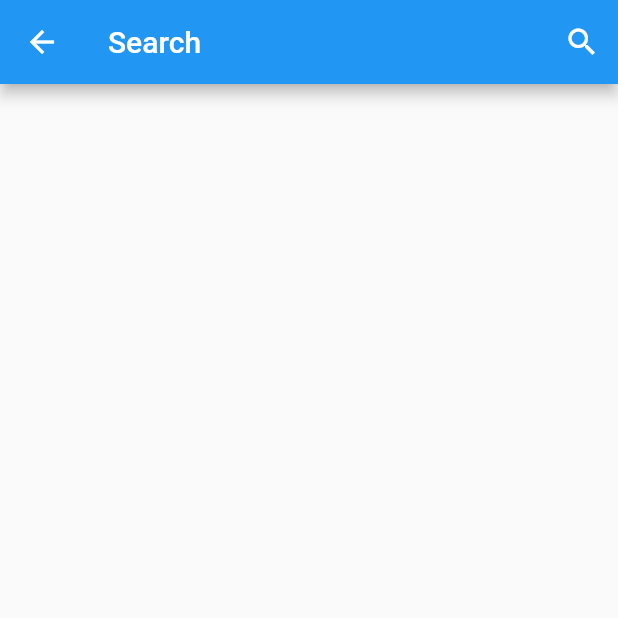
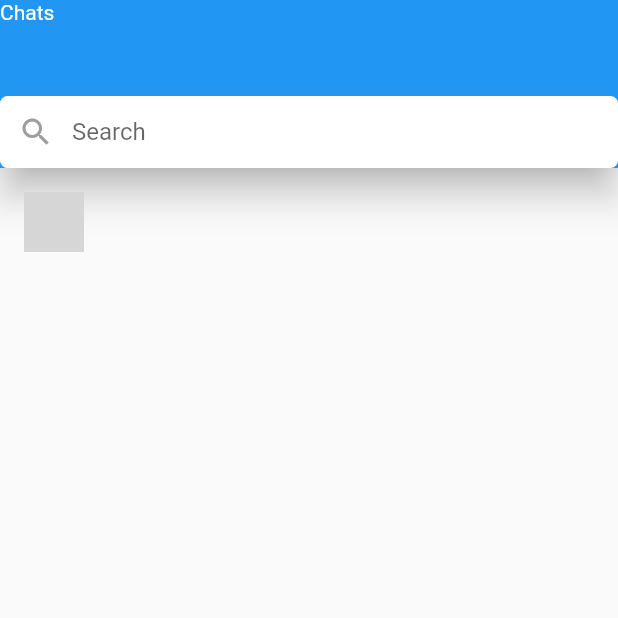
Before and after one commit to juzuli/ContactApp, a Flutter app: the ChatPage screen opened directly, on a phone screen of 412 x 824 dp, the top half of it. Run offline on Flutter 3.47's test engine with Material 2 defaults, Android fonts, the phone set to English and light mode, and no system bars; our stand-ins replace bloc, equatable, firebase_auth, firebase_core, flutter_bloc, fluttertoast and 1 more; accounts and stored records are empty; network calls fail; grey boxes are pictures that could not be loaded.

Commit message:
UI portions completed

```diff
--- a/lib/src/pages/chatPage.dart
+++ b/lib/src/pages/chatPage.dart
@@ -1,3 +1,4 @@
+import 'package:contact_app/src/pages/messages.dart';
 import 'package:flutter/material.dart';
 
 class ChatPage extends StatefulWidget {
@@ -12,16 +13,48 @@ class _ChatPageState extends State<ChatPage> {
   Widget build(BuildContext context) {
     return Scaffold(
       appBar: AppBar(
-        title: const Text('Search'),
-        actions: [
-          IconButton(
-            icon: const Icon(Icons.search),
-            onPressed: (){
-            },
+        elevation: 10,
+        leading: const Text('Chats'),
+        centerTitle: true,
+        bottom: PreferredSize(
+          preferredSize: const Size.fromHeight(56),
+          child: TextField(
+            decoration: InputDecoration(
+              hintText: 'Search',
+              prefixIconColor: Colors.grey,
+              prefixIcon: IconButton(
+                icon: const Icon(Icons.search),
+                onPressed: () {},
+              ),
+              border: OutlineInputBorder(
+                  borderRadius: BorderRadius.circular(5),
+                  borderSide: BorderSide.none),
+              contentPadding: EdgeInsets.zero,
+              filled: true,
+              fillColor: Colors.white,
+            ),
           ),
-        ],
+        ),
       ),
-
+      body: ListView(children: [
+        ListTile(
+          onTap: () {
+            Navigator.push(
+              context,
+              MaterialPageRoute(builder: (context) => const Messages()),
+            );
+          },
+          leading: const CircleAvatar(
+            backgroundImage: NetworkImage(''),
+          ),
+          title: const Text(
+            '',
+            style: TextStyle(fontWeight: FontWeight.bold),
+          ),
+          subtitle: const Text('', style: TextStyle(color: Colors.black38)),
+          trailing: const Text(''),
+        )
+      ]),
     );
   }
 }
--- a/lib/src/pages/forgot_password_page.dart
+++ b/lib/src/pages/forgot_password_page.dart
@@ -10,6 +10,6 @@ class ForgotPasswordPage extends StatefulWidget {
 class _ForgotPasswordPageState extends State<ForgotPasswordPage> {
   @override
   Widget build(BuildContext context) {
-    return Scaffold();
+    return const Scaffold();
   }
 }
--- a/lib/src/pages/profilepage.dart
+++ b/lib/src/pages/profilepage.dart
@@ -12,9 +12,8 @@ class _ProfilePageState extends State<ProfilePage> {
   Widget build(BuildContext context) {
     return Column(
       children: [
-        Padding(
-          padding:
-              const EdgeInsets.only(left: 20, right: 20, top: 60, bottom: 50),
+        const Padding(
+          padding: EdgeInsets.only(left: 20, right: 20, top: 60, bottom: 50),
           child: CircleAvatar(
             radius: 80,
             backgroundColor: Colors.blueGrey,
--- a/lib/src/pages/signup_page.dart
+++ b/lib/src/pages/signup_page.dart
@@ -151,7 +151,7 @@ class _SignupPageState extends State<SignupPage> {
                     }
                   }, builder: (context, state) {
                     if (state is AuthenticationLoading) {
-                      return CircularProgressIndicator();
+                      return const CircularProgressIndicator();
                     } else {
                       return ElevatedButton(
                         child: Padding(
```
Also changed, not shown: lib/src/pages/dashboard_page.dart (+13 -19 lines), lib/src/pages/homepage.dart (+36 -12 lines), lib/src/pages/messages.dart (added, +162 -0 lines).
